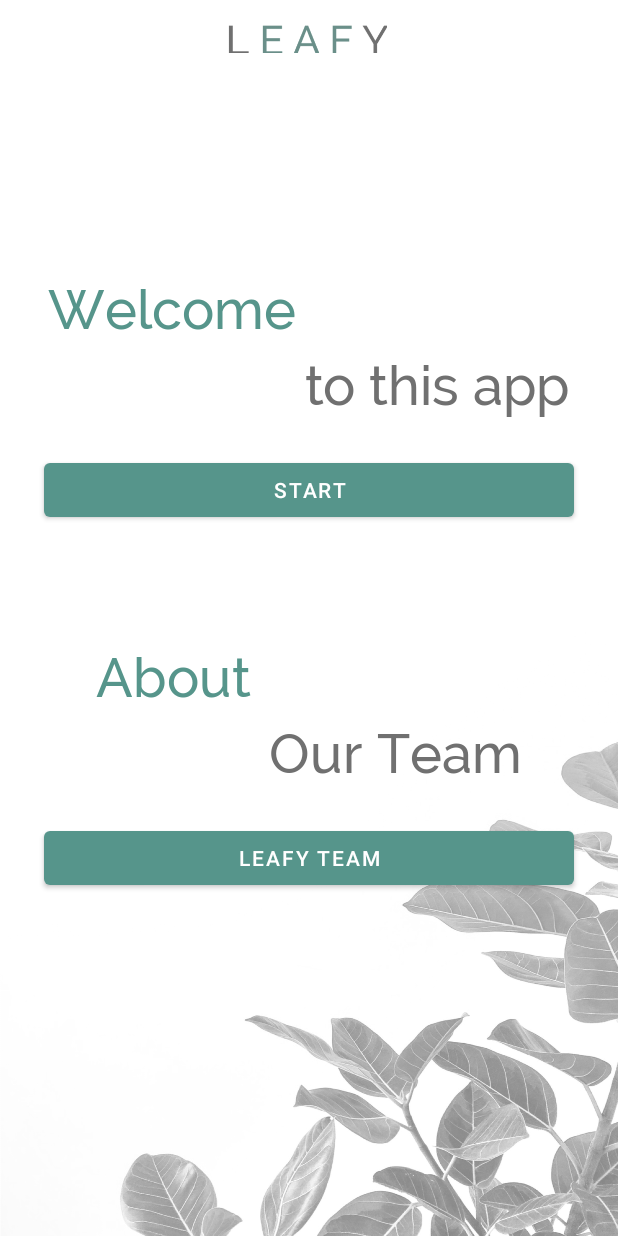
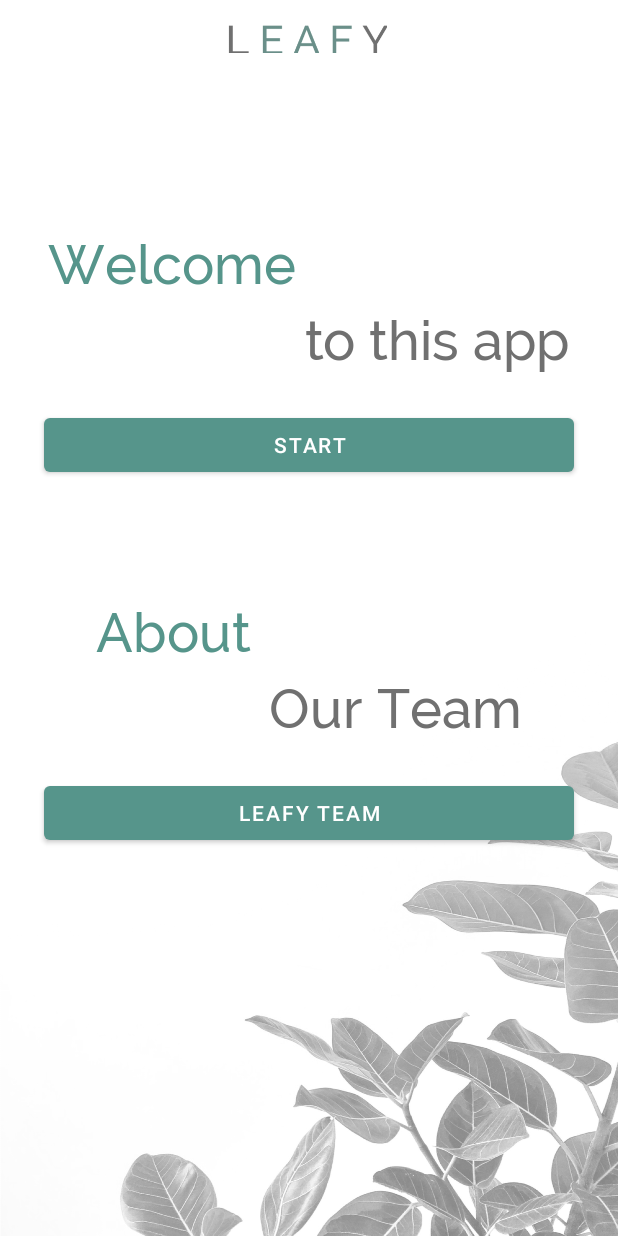
Before and after one commit to fractalxv/Leafy, an Android app: the screen it shows after launch (MainActivity), on a phone screen of 412 x 824 dp. Run offline under Robolectric (Android 15) with nearby library versions, the phone set to English and light mode, and no system bars.

Commit message:
setting constraint layout and colour

```diff
--- a/MD/MedsApp/app/src/main/res/layout/activity_main.xml
+++ b/MD/MedsApp/app/src/main/res/layout/activity_main.xml
@@ -39,7 +39,7 @@
         android:layout_width="wrap_content"
         android:layout_height="wrap_content"
         android:layout_marginStart="32dp"
-        android:layout_marginTop="150dp"
+        android:layout_marginTop="120dp"
         android:fontFamily="@font/ralewaymedium"
         android:text="@string/welcome"
         android:textColor="#56958B"
--- a/MD/MedsApp/app/src/main/res/values/themes.xml
+++ b/MD/MedsApp/app/src/main/res/values/themes.xml
@@ -3,7 +3,7 @@
     <style name="Theme.MedsApp" parent="Theme.MaterialComponents.DayNight.NoActionBar">
         <!-- Primary brand color. -->
         <item name="colorPrimary">@color/tosca</item>
-        <item name="colorPrimaryVariant">@color/purple_700</item>
+        <item name="colorPrimaryVariant">@color/tosca</item>
         <item name="colorOnPrimary">@color/white</item>
         <!-- Secondary brand color. -->
         <item name="colorSecondary">@color/teal_200</item>
```
